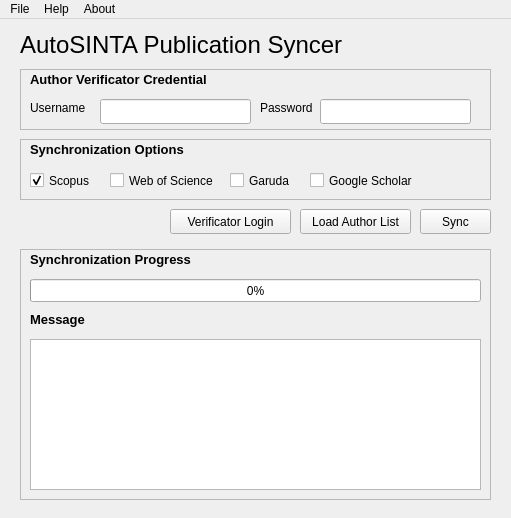
Above: ui/main_gui.ui from groaking/autosinta before the change. Below: the same form after it.
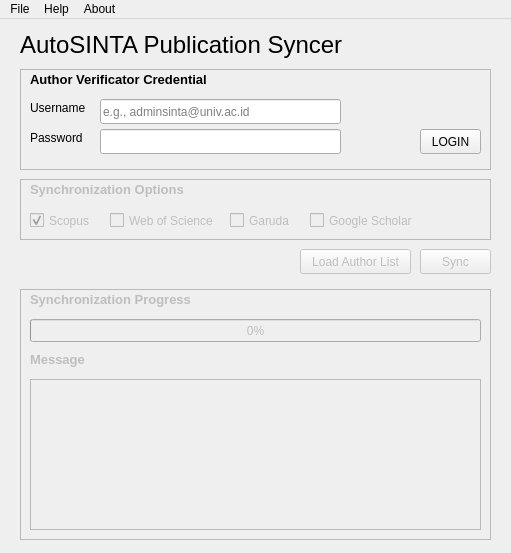
That is the form after the change.

Patch:
```diff
--- a/ui/main_gui.ui
+++ b/ui/main_gui.ui
@@ -7,7 +7,7 @@
     <x>0</x>
     <y>0</y>
     <width>511</width>
-    <height>518</height>
+    <height>553</height>
    </rect>
   </property>
   <property name="windowTitle">
@@ -38,7 +38,7 @@
       <x>20</x>
       <y>50</y>
       <width>471</width>
-      <height>61</height>
+      <height>101</height>
      </rect>
     </property>
     <property name="frameShape">
@@ -70,8 +70,8 @@
     <widget class="QLabel" name="title_avpass">
      <property name="geometry">
       <rect>
-       <x>240</x>
-       <y>30</y>
+       <x>10</x>
+       <y>60</y>
        <width>61</width>
        <height>17</height>
       </rect>
@@ -98,17 +98,20 @@
       <rect>
        <x>80</x>
        <y>30</y>
-       <width>151</width>
+       <width>241</width>
        <height>25</height>
       </rect>
      </property>
+     <property name="placeholderText">
+      <string>e.g., adminsinta@univ.ac.id</string>
+     </property>
     </widget>
     <widget class="QLineEdit" name="input_avpass">
      <property name="geometry">
       <rect>
-       <x>300</x>
-       <y>30</y>
-       <width>151</width>
+       <x>80</x>
+       <y>60</y>
+       <width>241</width>
        <height>25</height>
       </rect>
      </property>
@@ -122,12 +125,28 @@
       <enum>QLineEdit::Password</enum>
      </property>
     </widget>
+    <widget class="QPushButton" name="btn_login">
+     <property name="geometry">
+      <rect>
+       <x>400</x>
+       <y>60</y>
+       <width>61</width>
+       <height>25</height>
+      </rect>
+     </property>
+     <property name="text">
+      <string>LOGIN</string>
+     </property>
+    </widget>
    </widget>
    <widget class="QFrame" name="frame_sync">
+    <property name="enabled">
+     <bool>false</bool>
+    </property>
     <property name="geometry">
      <rect>
       <x>20</x>
-      <y>120</y>
+      <y>160</y>
       <width>471</width>
       <height>61</height>
      </rect>
@@ -223,24 +242,14 @@
      </property>
     </widget>
    </widget>
-   <widget class="QPushButton" name="btn_login">
-    <property name="geometry">
-     <rect>
-      <x>170</x>
-      <y>190</y>
-      <width>121</width>
-      <height>25</height>
-     </rect>
-    </property>
-    <property name="text">
-     <string>Verificator Login</string>
-    </property>
-   </widget>
    <widget class="QPushButton" name="btn_exportauthor">
+    <property name="enabled">
+     <bool>false</bool>
+    </property>
     <property name="geometry">
      <rect>
       <x>300</x>
-      <y>190</y>
+      <y>230</y>
       <width>111</width>
       <height>25</height>
      </rect>
@@ -250,10 +259,13 @@
     </property>
    </widget>
    <widget class="QPushButton" name="btn_sync">
+    <property name="enabled">
+     <bool>false</bool>
+    </property>
     <property name="geometry">
      <rect>
       <x>420</x>
-      <y>190</y>
+      <y>230</y>
       <width>71</width>
       <height>25</height>
      </rect>
@@ -263,10 +275,13 @@
     </property>
    </widget>
    <widget class="QFrame" name="frame_log">
+    <property name="enabled">
+     <bool>false</bool>
+    </property>
     <property name="geometry">
      <rect>
       <x>20</x>
-      <y>230</y>
+      <y>270</y>
       <width>471</width>
       <height>251</height>
      </rect>
```
